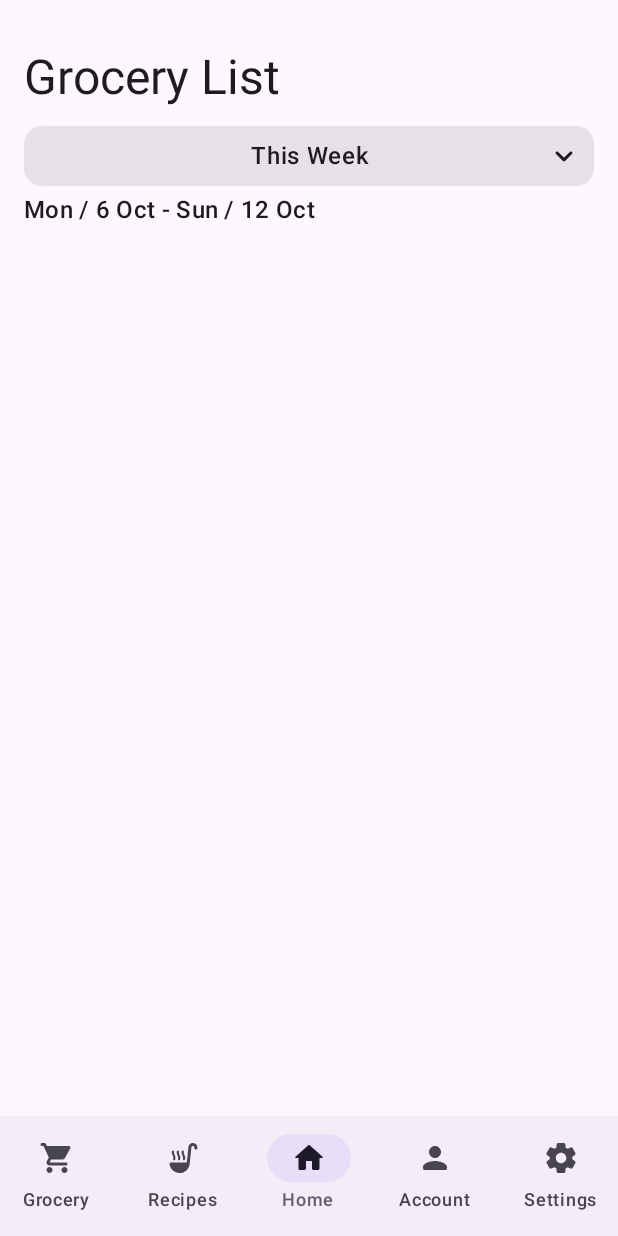
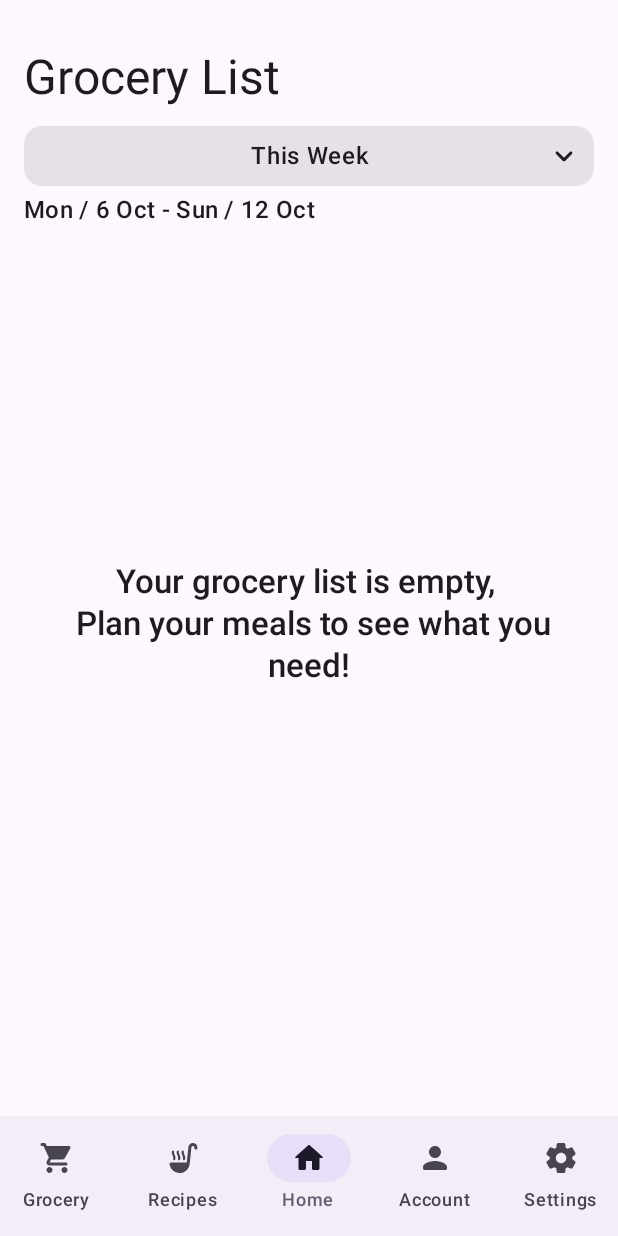
Before and after one commit to vsnappy1/meal-map, an Android app built with Jetpack Compose: the GroceryListScreen screen opened through its navigation route, on a phone screen of 412 x 824 dp. Run offline under Robolectric (Android 15) with nearby library versions, the phone set to English and light mode, and no system bars; our stand-ins replace Dagger/Hilt's generated code, Room's generated code, livedata-compose; libraries missing offline, so code that uses them is left out: androidx.hilt.lifecycle; 1 statement that could not run was skipped.

Commit message:
Display an empty state message on the GroceryListScreen.

```diff
--- a/app/src/main/java/com/randos/mealmap/ui/grocery_list/GroceryListScreen.kt
+++ b/app/src/main/java/com/randos/mealmap/ui/grocery_list/GroceryListScreen.kt
@@ -2,9 +2,11 @@ package com.randos.mealmap.ui.grocery_list
 
 import androidx.compose.animation.AnimatedVisibility
 import androidx.compose.foundation.layout.Arrangement
+import androidx.compose.foundation.layout.Box
 import androidx.compose.foundation.layout.Column
 import androidx.compose.foundation.layout.Row
 import androidx.compose.foundation.layout.Spacer
+import androidx.compose.foundation.layout.fillMaxSize
 import androidx.compose.foundation.layout.fillMaxWidth
 import androidx.compose.foundation.layout.height
 import androidx.compose.foundation.layout.padding
@@ -18,6 +20,7 @@ import androidx.compose.runtime.Composable
 import androidx.compose.runtime.LaunchedEffect
 import androidx.compose.runtime.getValue
 import androidx.compose.runtime.livedata.observeAsState
+import androidx.compose.ui.Alignment
 import androidx.compose.ui.Modifier
 import androidx.compose.ui.res.stringResource
 import androidx.compose.ui.text.font.FontWeight
@@ -94,6 +97,23 @@ private fun GroceryListScreen(
                 }
             }
         }
+        AnimatedVisibility(
+            modifier = Modifier.fillMaxSize(),
+            visible = state.groceryIngredients.isEmpty()
+        ) {
+            Box(contentAlignment = Alignment.Center) {
+                Text(
+                    modifier = Modifier
+                        .fillMaxWidth()
+                        .padding(bottom = 64.dp),
+                    text = "Your grocery list is empty, \n Plan your meals to see what you need!",
+                    style = MaterialTheme.typography.titleLarge,
+                    color = MaterialTheme.colorScheme.onSurface,
+                    textAlign = TextAlign.Center,
+                    fontWeight = FontWeight.W500
+                )
+            }
+        }
     }
 }
 
@@ -146,7 +166,7 @@ private fun getIngredientAmountsByUnitText(
     return stringBuilder.toString().trim()
 }
 
-@Preview
+@Preview(showSystemUi = true)
 @Composable
 private fun PreviewGroceryListScreen() {
     GroceryListScreen(GroceryListScreenState())
```
